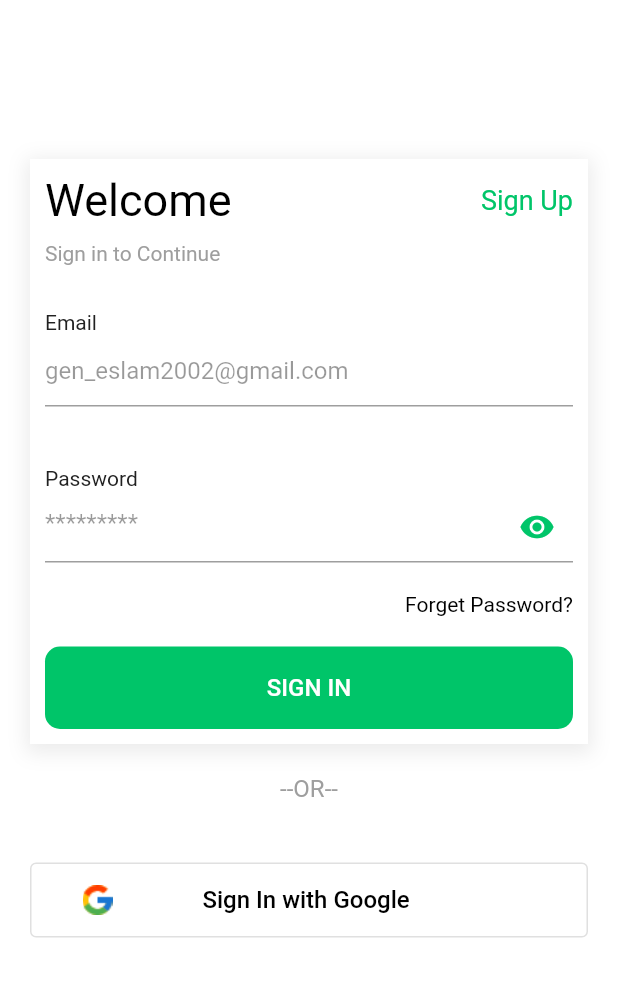
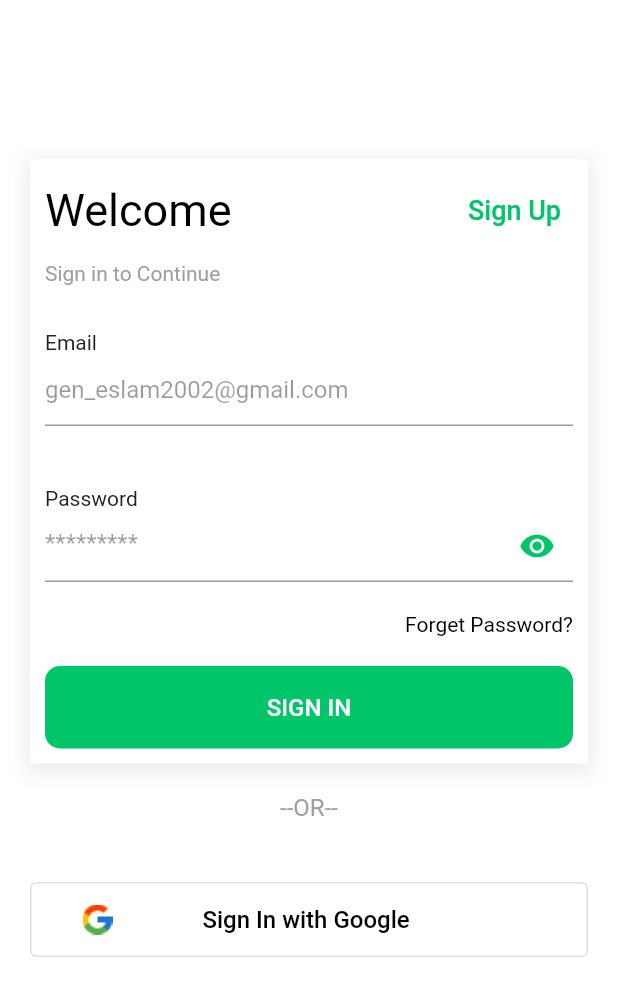
Before and after one commit to gen-eslam/shopapp_getx_mvvm, a Flutter app: the screen it shows after launch, on a phone screen of 412 x 824 dp. Shown: the top 996 px of the screen. Run offline on Flutter 3.47's test engine with Material 2 defaults, Android fonts, the light colour scheme and no system bars; our stand-ins replace firebase_auth, firebase_core, get, google_sign_in; accounts and stored records are empty.

Commit message:
custom tex button

```diff
--- a/lib/view/auth/login_screen.dart
+++ b/lib/view/auth/login_screen.dart
@@ -5,10 +5,10 @@ import 'package:shop_app_mvvm_getx_besia/view/widgets/custom_button.dart';
 import 'package:shop_app_mvvm_getx_besia/view/widgets/custom_button_social.dart';
 import 'package:shop_app_mvvm_getx_besia/view/widgets/custom_text.dart';
 import '../../core/utils/constance.dart';
+import '../widgets/custom_text_button.dart';
 import '../widgets/custom_text_form_field.dart';
 
 class LoginScreen extends GetWidget<AuthViewModel> {
-
   final GlobalKey<FormState> _formKey = GlobalKey<FormState>();
 
   LoginScreen({super.key});
@@ -36,30 +36,32 @@ class LoginScreen extends GetWidget<AuthViewModel> {
                 left: 10,
                 right: 10,
               ),
-
-
               decoration: BoxDecoration(
                   color: Colors.white,
                   shape: BoxShape.rectangle,
                   boxShadow: [
-                    BoxShadow(color: Colors.grey.withOpacity(0.2),
+                    BoxShadow(
+                      color: Colors.grey.withOpacity(0.2),
                       blurRadius: 10,
                       spreadRadius: 3,
                       offset: const Offset(0, 3),
                     ),
-                  ]
-
-              ),
+                  ]),
               child: Form(
                 key: _formKey,
                 child: Column(
                   children: [
                     Row(
                       mainAxisAlignment: MainAxisAlignment.spaceBetween,
-                      children: const [
-                        CustomText(text: "Welcome", fontSize: 30),
-                        CustomText(
-                            text: "Sign Up", color: primaryColor, fontSize: 18),
+                      children:  [
+                        const CustomText(text: "Welcome", fontSize: 30),
+                        CustomTextButton(
+                            text: "Sign Up",
+                            onPressed:() {
+
+                            },
+                            textColor: primaryColor,
+                            fontSize: 18),
                       ],
                     ),
                     const SizedBox(
@@ -94,17 +96,16 @@ class LoginScreen extends GetWidget<AuthViewModel> {
                         onSave: (value) {
                           controller.password = value!;
                         },
-                          validator: (value) {
-
-                          },
+                        validator: (value) {},
                         suffixIcon: IconButton(
                           color: primaryColor,
-                            icon: Icon(controller.passwordIcon(),),
+                          icon: Icon(
+                            controller.passwordIcon(),
+                          ),
                           onPressed: () {
                             controller.showHidePassword();
                           },
                         ),
-
                       );
                     }),
                     const SizedBox(
@@ -119,9 +120,7 @@ class LoginScreen extends GetWidget<AuthViewModel> {
                       height: 20,
                     ),
                     CustomButton(
-                      onPress: () {
-
-                      },
+                      onPress: () {},
                       text: 'SIGN IN',
                     ),
                   ],
--- a/lib/view/widgets/custom_button_social.dart
+++ b/lib/view/widgets/custom_button_social.dart
@@ -1,4 +1,5 @@
 import 'package:flutter/material.dart';
+import 'package:shop_app_mvvm_getx_besia/core/utils/constance.dart';
 
 import 'custom_text.dart';
 
@@ -18,8 +19,10 @@ class CustomButtonSocial extends StatelessWidget {
   Widget build(BuildContext context) {
     return OutlinedButton(
       onPressed: onPressed,
+
       style: OutlinedButton.styleFrom(
         padding: const EdgeInsets.all(15),
+        foregroundColor: primaryColor,
         side: BorderSide(width: 1.0, color: Colors.grey.shade300),
 
       ),
--- /dev/null
+++ b/lib/view/widgets/custom_text_button.dart
@@ -0,0 +1,33 @@
+import 'package:flutter/cupertino.dart';
+import 'package:flutter/material.dart';
+import 'package:shop_app_mvvm_getx_besia/view/widgets/custom_text.dart';
+
+import '../../core/utils/constance.dart';
+
+class CustomTextButton extends StatelessWidget {
+  final String text;
+  final Color? textColor;
+  final double? fontSize;
+  final Function()? onPressed;
+
+  const CustomTextButton(
+      {super.key,
+      required this.text,
+      required this.onPressed,
+      this.textColor,
+      this.fontSize});
+
+  @override
+  Widget build(BuildContext context) {
+    return TextButton(
+        onPressed: onPressed,
+        style: TextButton.styleFrom(
+          foregroundColor: primaryColor,
+        ),
+        child: CustomText(
+          text: text,
+          color: textColor!,
+          fontSize: fontSize!,
+        ));
+  }
+}
```
Also changed, not shown: lib/core/theme/colors.dart (added, +8 -0 lines), lib/view/auth/register_screen.dart (added, +119 -0 lines). Lines whose indentation alone changed are shown as unchanged.
